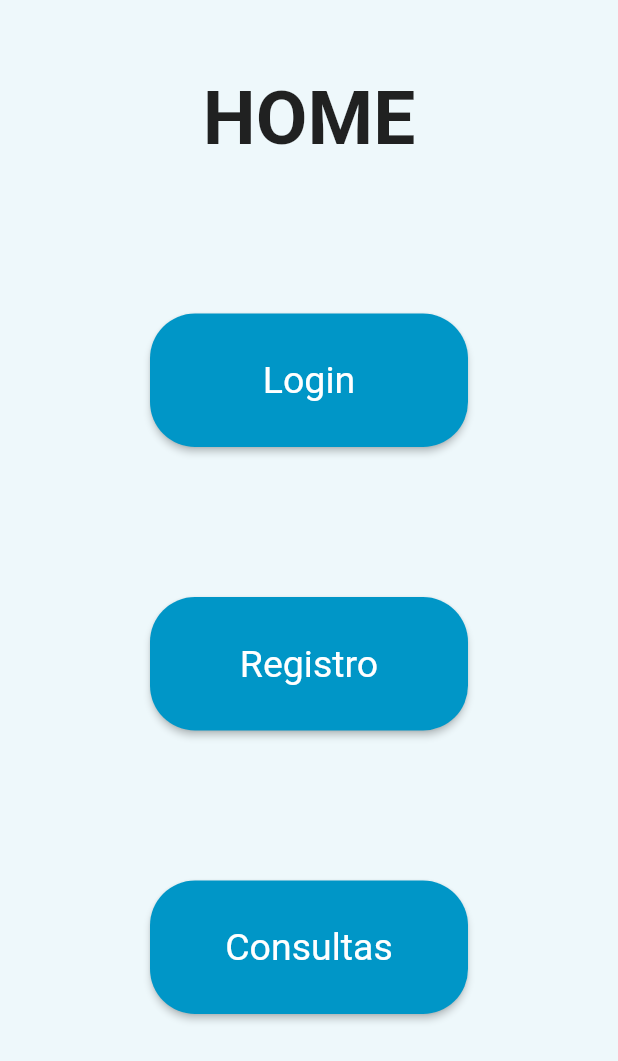
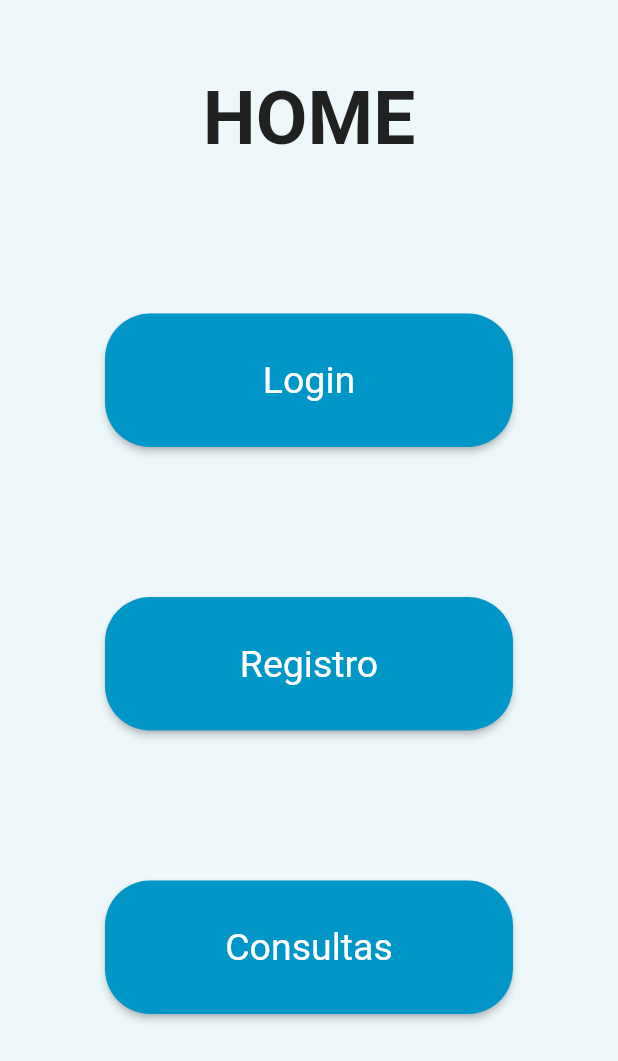
Before and after one commit to dorelysm/app_trabajo_discapacidades, a Flutter app: the screen it shows after launch, on a phone screen of 412 x 824 dp. Shown: the top 1061 px of the screen. Run offline on Flutter 3.47's test engine with Material 2 defaults, Android fonts, the phone set to English and light mode, and no system bars; our stand-ins replace select_form_field; Roboto replaces fonts that are missing (Rosario).

Commit message:
Correcion de error de visualizacion home

```diff
--- a/lib/pages/home.dart
+++ b/lib/pages/home.dart
@@ -36,7 +36,7 @@ class _MyHomePageState extends State<MyHomePage> {
           ),
           // Boton de Login
           Padding(
-            padding: const EdgeInsets.symmetric(vertical: 50, horizontal: 100),
+            padding: const EdgeInsets.symmetric(vertical: 50, horizontal: 70),
             child: ElevatedButton(
                 onPressed: () {
                   _showLogin(context);
@@ -45,7 +45,7 @@ class _MyHomePageState extends State<MyHomePage> {
           ),
           //Boton de registro
           Padding(
-            padding: const EdgeInsets.symmetric(vertical: 50, horizontal: 100),
+            padding: const EdgeInsets.symmetric(vertical: 50, horizontal: 70),
             child: ElevatedButton(
                 //style: style,
                 onPressed: () {
@@ -55,7 +55,7 @@ class _MyHomePageState extends State<MyHomePage> {
           ),
           //Boton consultas
           Padding(
-            padding: const EdgeInsets.symmetric(vertical: 50, horizontal: 100),
+            padding: const EdgeInsets.symmetric(vertical: 50, horizontal: 70),
             child: ElevatedButton(
                 //style: style,
                 onPressed: () {
```
